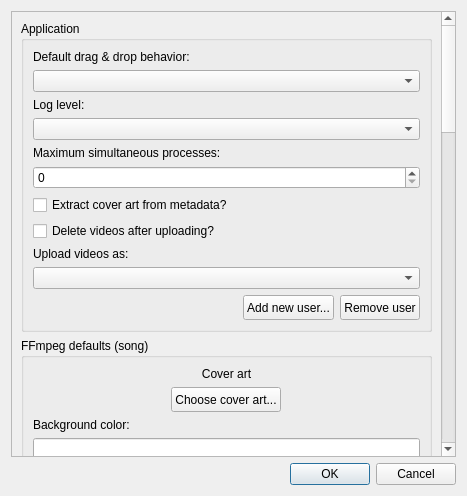
This is ui/settingswindow.ui in 7x11x13/songs-to-youtube as Qt 5 draws it before an edit. The edited form follows.
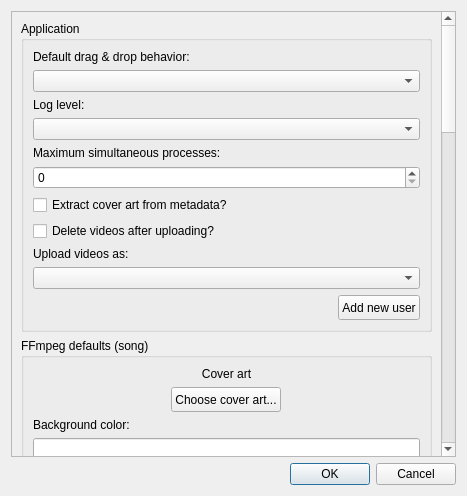
This is the edited form. Custom widgets are drawn as their Qt base class.

Commit message: Update youtube login instructions

```diff
--- a/ui/settingswindow.ui
+++ b/ui/settingswindow.ui
@@ -54,7 +54,7 @@
       <property name="geometry">
        <rect>
         <x>0</x>
-        <y>-489</y>
+        <y>0</y>
         <width>433</width>
         <height>1701</height>
        </rect>
@@ -175,7 +175,7 @@
               </property>
              </spacer>
             </item>
-            <item alignment="Qt::AlignLeft">
+            <item>
              <widget class="QPushButton" name="addNewUserButton">
               <property name="minimumSize">
                <size>
@@ -190,26 +190,7 @@
                </size>
               </property>
               <property name="text">
-               <string>Add new user...</string>
-              </property>
-             </widget>
-            </item>
-            <item alignment="Qt::AlignLeft">
-             <widget class="QPushButton" name="removeUserButton">
-              <property name="minimumSize">
-               <size>
-                <width>0</width>
-                <height>25</height>
-               </size>
-              </property>
-              <property name="maximumSize">
-               <size>
-                <width>100</width>
-                <height>16777215</height>
-               </size>
-              </property>
-              <property name="text">
-               <string>Remove user</string>
+               <string>Add new user</string>
               </property>
              </widget>
             </item>
```
The commit also changes 2 other files.
